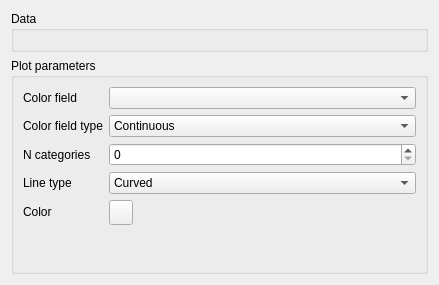
The window that eis_qgis_plugin/resources/ui/eda/wizard_plot_parallel_coordinates_raster.ui (GispoCoding/eis_qgis_plugin) describes before a commit, drawn with Qt 5.
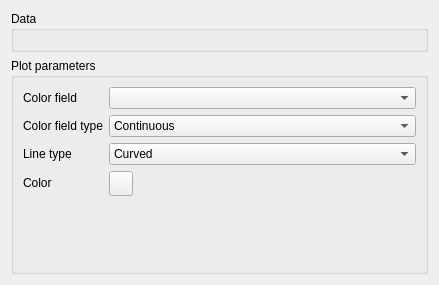
The same window after the commit. Custom widgets are drawn as their Qt base class.

Commit message: Remove n_categories selection, add size policy

Patch:
```diff
--- a/eis_qgis_plugin/resources/ui/eda/wizard_plot_parallel_coordinates_raster.ui
+++ b/eis_qgis_plugin/resources/ui/eda/wizard_plot_parallel_coordinates_raster.ui
@@ -84,23 +84,13 @@
        </widget>
       </item>
       <item row="2" column="0">
-       <widget class="QLabel" name="n_categories_label">
-        <property name="text">
-         <string>N categories</string>
-        </property>
-       </widget>
-      </item>
-      <item row="2" column="1">
-       <widget class="QSpinBox" name="n_categories"/>
-      </item>
-      <item row="3" column="0">
        <widget class="QLabel" name="label_116">
         <property name="text">
          <string>Line type</string>
         </property>
        </widget>
       </item>
-      <item row="3" column="1">
+      <item row="2" column="1">
        <widget class="QComboBox" name="line_type">
         <item>
          <property name="text">
@@ -114,14 +104,14 @@
         </item>
        </widget>
       </item>
-      <item row="4" column="0">
+      <item row="3" column="0">
        <widget class="QLabel" name="label_5">
         <property name="text">
          <string>Color</string>
         </property>
        </widget>
       </item>
-      <item row="4" column="1">
+      <item row="3" column="1">
        <widget class="QgsColorButton" name="color">
         <property name="minimumSize">
          <size>
```
The commit also changes 1 other file.
